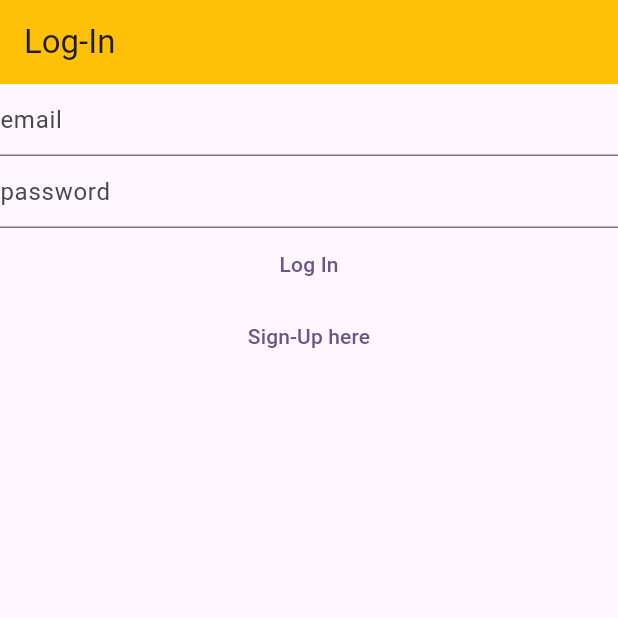
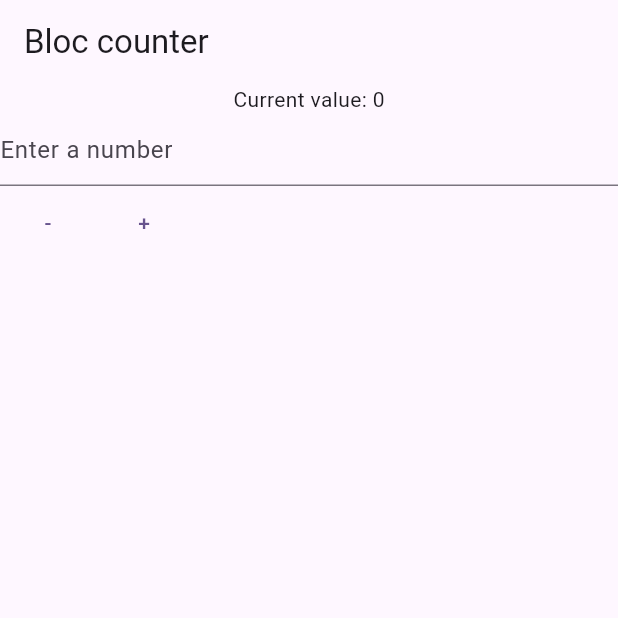
Before and after one commit to alexandervcc/learning, a Flutter app: the screen it shows after launch, on a phone screen of 412 x 824 dp, the top half of it. Run offline on Flutter 3.47's test engine with Material 3 defaults, Android fonts, the phone set to English and light mode, and no system bars; our stand-ins replace cloud_firestore, firebase_auth, firebase_core, flutter_bloc, share_plus, sqflite; accounts and stored records are empty.

Commit message:
Bloc counter example

```diff
--- a/dart/flutter_foundamentals/lib/main.dart
+++ b/dart/flutter_foundamentals/lib/main.dart
@@ -1,6 +1,7 @@
 import 'package:flutter/material.dart';
 import 'package:flutter_foundamentals/constants/routes.dart';
 import 'package:flutter_foundamentals/services/auth/auth_service.dart';
+import 'package:flutter_foundamentals/views/counter_view.dart';
 import 'package:flutter_foundamentals/views/login_view.dart';
 import 'package:flutter_foundamentals/views/cu_note_view.dart';
 import 'package:flutter_foundamentals/views/notes_view.dart';
@@ -17,7 +18,8 @@ void main() {
       colorScheme: ColorScheme.fromSeed(seedColor: Colors.deepPurple),
       useMaterial3: true,
     ),
-    home: const HomePage(),
+    // home: const HomePage(),
+    home: const BlocCounterView(),
     // create named routes
     routes: {
       loginRoute: (context) => const LoginView(),
--- /dev/null
+++ b/dart/flutter_foundamentals/lib/views/counter_view.dart
@@ -0,0 +1,142 @@
+import 'package:flutter/material.dart';
+import 'package:flutter_bloc/flutter_bloc.dart';
+
+class BlocCounterView extends StatefulWidget {
+  const BlocCounterView({super.key});
+
+  @override
+  State<BlocCounterView> createState() => _BlocCounterViewState();
+}
+
+class _BlocCounterViewState extends State<BlocCounterView> {
+  late final TextEditingController _numberController;
+
+  @override
+  void initState() {
+    _numberController = TextEditingController();
+    super.initState();
+  }
+
+  @override
+  Widget build(BuildContext context) {
+    return BlocProvider(
+        create: (context) => CounterBloc(),
+        child: Scaffold(
+          appBar: AppBar(
+            title: const Text("Bloc counter"),
+          ),
+          body: BlocConsumer<CounterBloc, CounterState>(
+            listener: (context, state) {
+              _numberController.clear();
+            },
+            builder: (context, state) {
+              final invalidValue = (state is CounterStateInvalidNumber)
+                  ? state.invalidValue
+                  : "";
+              return Column(
+                children: [
+                  Text("Current value: ${state.value}"),
+                  Visibility(
+                    visible: state is CounterStateInvalidNumber,
+                    child: Text("Invalid input: $invalidValue"),
+                  ),
+                  TextField(
+                    controller: _numberController,
+                    decoration: const InputDecoration(
+                      hintText: "Enter a number",
+                    ),
+                    keyboardType: TextInputType.number,
+                  ),
+                  Row(
+                    children: [
+                      TextButton(
+                        onPressed: () {
+                          context
+                              .read<CounterBloc>()
+                              .add(DecrementEvent(_numberController.text));
+                        },
+                        child: const Text("-"),
+                      ),
+                      TextButton(
+                        onPressed: () {
+                          context
+                              .read<CounterBloc>()
+                              .add(IncrementEvent(_numberController.text));
+                        },
+                        child: const Text("+"),
+                      ),
+                    ],
+                  )
+                ],
+              );
+            },
+          ),
+        ));
+  }
+}
+
+@immutable
+abstract class CounterState {
+  final int value;
+
+  const CounterState({required this.value});
+}
+
+class CounterStateValid extends CounterState {
+  const CounterStateValid(int value) : super(value: value);
+}
+
+class CounterStateInvalidNumber extends CounterState {
+  final String invalidValue;
+  const CounterStateInvalidNumber({
+    required this.invalidValue,
+    required int previousValue,
+  }) : super(value: previousValue);
+}
+
+// events
+@immutable
+abstract class CounterEvent {
+  final String value;
+  const CounterEvent({required this.value});
+}
+
+class IncrementEvent extends CounterEvent {
+  const IncrementEvent(String value) : super(value: value);
+}
+
+class DecrementEvent extends CounterEvent {
+  const DecrementEvent(String value) : super(value: value);
+}
+
+// blocs
+class CounterBloc extends Bloc<CounterEvent, CounterState> {
+  CounterBloc() : super(const CounterStateValid(0)) {
+    on<IncrementEvent>((event, emit) {
+      final number = int.tryParse(event.value);
+
+      if (number == null) {
+        emit(CounterStateInvalidNumber(
+          invalidValue: event.value,
+          previousValue: state.value,
+        ));
+        return;
+      }
+
+      emit(CounterStateValid(state.value + number));
+    });
+    on<DecrementEvent>((event, emit) {
+      final number = int.tryParse(event.value);
+
+      if (number == null) {
+        emit(CounterStateInvalidNumber(
+          invalidValue: event.value,
+          previousValue: state.value,
+        ));
+        return;
+      }
+
+      emit(CounterStateValid(state.value - number));
+    });
+  }
+}
--- a/dart/flutter_foundamentals/pubspec.yaml
+++ b/dart/flutter_foundamentals/pubspec.yaml
@@ -43,6 +43,8 @@ dependencies:
   path_provider: ^2.1.3
   path: ^1.9.0
   share_plus: ^9.0.0
+  bloc: ^8.1.4
+  flutter_bloc: ^8.1.5
 
 dev_dependencies:
   flutter_test:
```
Also changed, not shown: dart/flutter_foundamentals/pubspec.lock.
